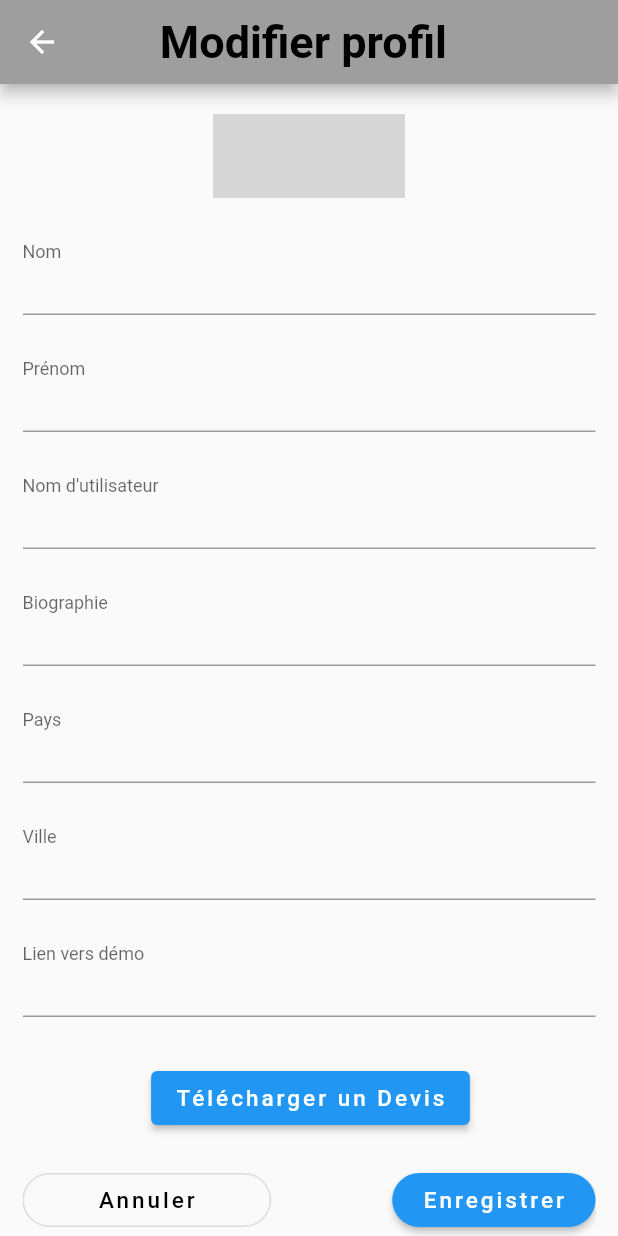
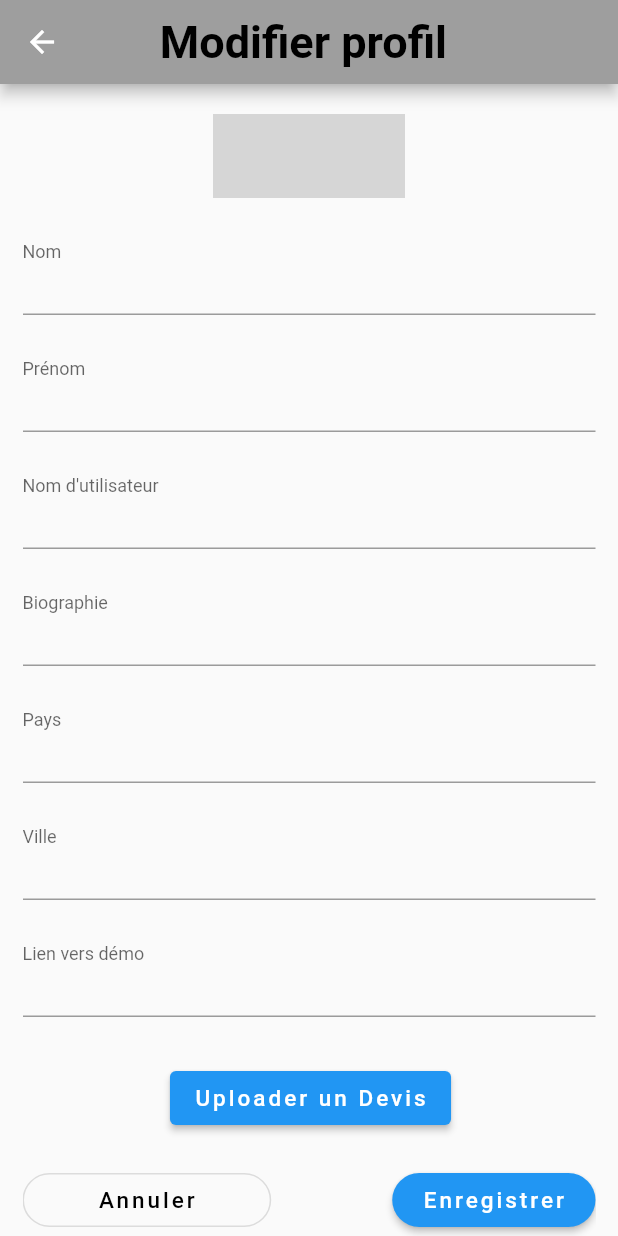
Before and after one commit to etiamayedze/master_project, a Flutter app: the EditUserProfile screen opened directly with empty values, scrolled down 72 dp, on a phone screen of 412 x 824 dp. Run offline on Flutter 3.47's test engine with Material 2 defaults, Android fonts, the light colour scheme and no system bars; our stand-ins replace cloud_firestore, file_picker, firebase_auth, firebase_core, firebase_storage, fluttertoast and 5 more; accounts and stored records are empty; network calls fail; project files that could hold a hidden picture were left out; grey boxes are pictures that could not be loaded.

Commit message:
:coffin: remove unused packages

```diff
--- a/lib/screens/accueil/accueil.dart
+++ b/lib/screens/accueil/accueil.dart
@@ -2,10 +2,7 @@ import 'package:flutter/cupertino.dart';
 import 'package:flutter/material.dart';
 import 'package:cloud_firestore/cloud_firestore.dart';
 import '../widgets/post_card.dart';
-
-import 'package:google_fonts/google_fonts.dart';
 import 'package:lottie/lottie.dart';
-
 import '../chat/chatList.dart';
 
 class Accueil extends StatefulWidget {
--- a/lib/screens/authentication/authentication.dart
+++ b/lib/screens/authentication/authentication.dart
@@ -3,7 +3,6 @@ import 'package:flutter/material.dart';
 import 'package:lottie/lottie.dart';
 import 'package:master_project/screens/global/navigation.dart';
 import 'package:master_project/screens/signup/signup.dart';
-//import 'package:master_project/screens/home/homePage.dart';
 
 
 class LoginScreen extends StatefulWidget {
--- a/lib/screens/booking/booking.dart
+++ b/lib/screens/booking/booking.dart
@@ -1,5 +1,3 @@
-import 'package:cloud_firestore/cloud_firestore.dart';
-import 'package:firebase_auth/firebase_auth.dart';
 import 'package:flutter/cupertino.dart';
 import 'package:flutter/material.dart';
 import 'package:fluttertoast/fluttertoast.dart';
@@ -20,7 +18,7 @@ class Booking extends StatefulWidget {
 }
 
 class _BookingState extends State<Booking> {
-  final _auth = FirebaseAuth.instance;
+
 
   bool _isLoading = false;
   TextEditingController dateinput = TextEditingController();
@@ -29,8 +27,6 @@ class _BookingState extends State<Booking> {
 
 
 
-
-  final _formKey = GlobalKey<FormState>();
   //final format = DateFormat('yyyy-MM-dd HH:mm');
 
   @override
--- a/lib/screens/booking/mesReservations.dart
+++ b/lib/screens/booking/mesReservations.dart
@@ -1,13 +1,9 @@
 import 'package:cloud_firestore/cloud_firestore.dart';
-import 'package:firebase_auth/firebase_auth.dart';
 import 'package:flutter/cupertino.dart';
 import 'package:flutter/material.dart';
 import 'package:google_fonts/google_fonts.dart';
-import 'package:master_project/screens/booking/booking.dart';
 import 'package:master_project/services/auth_service.dart';
-import 'package:master_project/services/dbservice.dart';
 
-import '../../data/models/booking_model.dart';
 
 class MesReservations extends StatefulWidget {
   const MesReservations({Key? key}) : super(key: key);
--- a/lib/screens/chat/chatDiscussion.dart
+++ b/lib/screens/chat/chatDiscussion.dart
@@ -5,10 +5,9 @@ import 'package:google_fonts/google_fonts.dart';
 import 'package:lottie/lottie.dart';
 import 'package:master_project/data/models/message_model.dart';
 import 'package:master_project/data/models/user_model.dart';
-import 'package:master_project/screens/chat/chatList.dart';
 import 'package:master_project/services/auth_service.dart';
 import 'package:master_project/services/dbservice.dart';
-import 'package:master_project/widgets/messageBlock.dart';
+import 'package:master_project/screens/widgets/messageBlock.dart';
 
 class ChatDiscussion extends StatefulWidget {
   const ChatDiscussion({Key? key, this.user}) : super(key: key);
--- a/lib/screens/comment/comments.dart
+++ b/lib/screens/comment/comments.dart
@@ -5,7 +5,6 @@ import 'package:flutter/material.dart';
 import 'package:master_project/providers/firestore_methods.dart';
 import 'package:master_project/screens/widgets/comment_card.dart';
 import '../../data/models/user_model.dart';
-import '../../providers/get_user.dart';
 
 class Comment extends StatefulWidget {
   final snap;
--- a/lib/screens/post/addPost.dart
+++ b/lib/screens/post/addPost.dart
@@ -7,8 +7,6 @@ import 'package:image_picker/image_picker.dart';
 import 'package:lottie/lottie.dart';
 import 'package:master_project/providers/firestore_methods.dart';
 import 'package:master_project/utils/utils.dart';
-import 'package:provider/provider.dart';
-
 import '../../data/models/user_model.dart';
 import '../profile/components/profile_menu.dart';
 
--- a/lib/screens/profile/editUserProfile.dart
+++ b/lib/screens/profile/editUserProfile.dart
@@ -1,15 +1,11 @@
-import 'dart:convert';
-import 'dart:math';
 
 import 'package:cloud_firestore/cloud_firestore.dart';
 import 'package:firebase_auth/firebase_auth.dart';
 import 'package:firebase_storage/firebase_storage.dart';
 import 'package:flutter/cupertino.dart';
 import 'package:flutter/material.dart';
-import 'package:google_fonts/google_fonts.dart';
 import 'package:image_picker/image_picker.dart';
 import 'package:master_project/providers/firestore_methods.dart';
-import 'package:master_project/widgets/customedButton.dart';
 import '../../data/models/user_model.dart';
 import 'dart:io';
 import 'package:file_picker/file_picker.dart';
@@ -251,7 +247,7 @@ class _EditUserProfileState extends State<EditUserProfile> {
                     onPressed: () {
                       _uploadPdf();
                     },
-                    child: Text("Télécharger un Devis",
+                    child: Text("Uploader un Devis",
                         style: TextStyle(
                             fontSize: 15,
                             letterSpacing: 2,
--- a/lib/widgets/messageBlock.dart
+++ b/lib/screens/widgets/messageBlock.dart
@@ -1,6 +1,6 @@
 import 'package:flutter/material.dart';
 
-import '../data/models/message_model.dart';
+import '../../data/models/message_model.dart';
 
 class MessageBlock extends StatelessWidget {
   const MessageBlock({Key? key, this.msg}) : super(key: key);
--- a/lib/screens/widgets/post_card.dart
+++ b/lib/screens/widgets/post_card.dart
@@ -4,7 +4,6 @@ import 'package:firebase_storage/firebase_storage.dart';
 import 'package:flutter/material.dart';
 import 'package:intl/intl.dart';
 import 'package:master_project/providers/firestore_methods.dart';
-import 'package:master_project/providers/get_user.dart';
 import 'package:master_project/screens/profile/components/profile_menu.dart';
 import 'package:master_project/screens/widgets/likes.dart';
 import 'package:master_project/screens/comment/comments.dart';
```
Also changed, not shown: lib/screens/global/navigation.dart (+0 -7 lines), lib/screens/profile/user_profile.dart (+4 -8 lines), lib/screens/widgets/customedButton.dart (renamed from lib/widgets/customedButton.dart).
